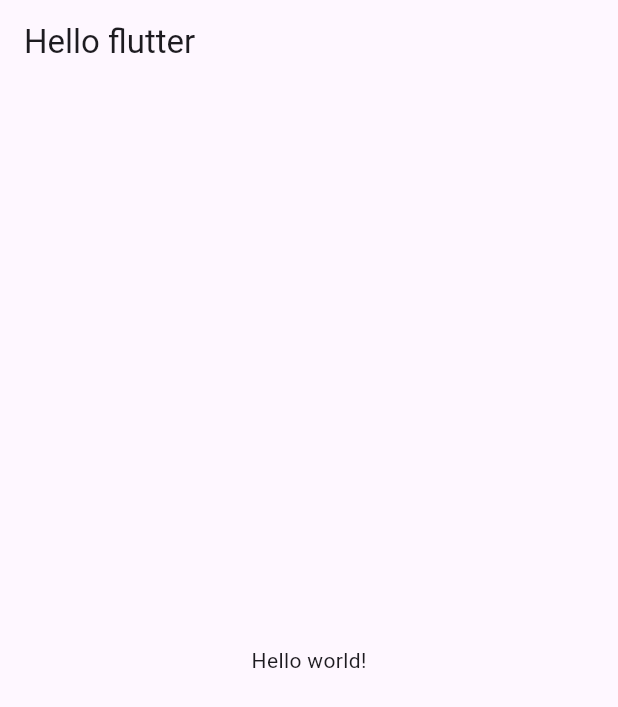
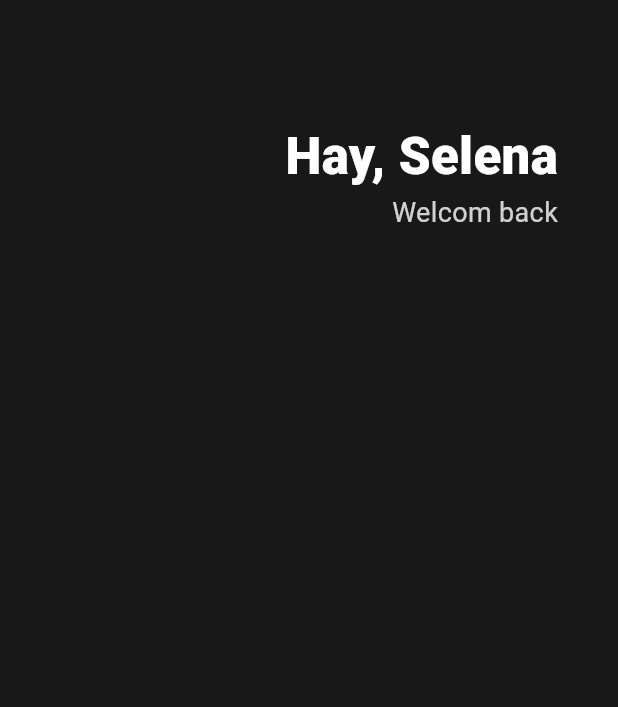
Before and after one commit to cos850/flutter_start_app, a Flutter app: the screen it shows after launch, on a phone screen of 412 x 824 dp. Shown: the top 707 px of the screen. Run offline on Flutter 3.47's test engine with Material 3 defaults, Android fonts, the light colour scheme and no system bars.

Commit message:
feat: add header

```diff
--- a/lib/main.dart
+++ b/lib/main.dart
@@ -9,13 +9,40 @@
   Widget build(BuildContext context) {
     return MaterialApp(
       home: Scaffold(
-        appBar: AppBar(
-          title: Text('Hello flutter'),
-        ),
-        body: Center(
-          child: Text('Hello world!'),
-        ),
-      ),
+          backgroundColor: Color(0xFF181818),
+          body: Padding(
+            padding: EdgeInsets.symmetric(horizontal: 40),
+            child: Column(
+              children: [
+                SizedBox(
+                  height: 80,
+                ),
+                Row(
+                  mainAxisAlignment: MainAxisAlignment.end,
+                  children: [
+                    Column(
+                      crossAxisAlignment: CrossAxisAlignment.end,
+                      children: [
+                        Text(
+                          'Hay, Selena',
+                          style: TextStyle(
+                              color: Colors.white,
+                              fontSize: 34,
+                              fontWeight: FontWeight.w800),
+                        ),
+                        Text(
+                          'Welcom back',
+                          style: TextStyle(
+                              color: Colors.white.withOpacity(0.8),
+                              fontSize: 18),
+                        )
+                      ],
+                    )
+                  ],
+                )
+              ],
+            ),
+          )),
     );
   }
 }
```
